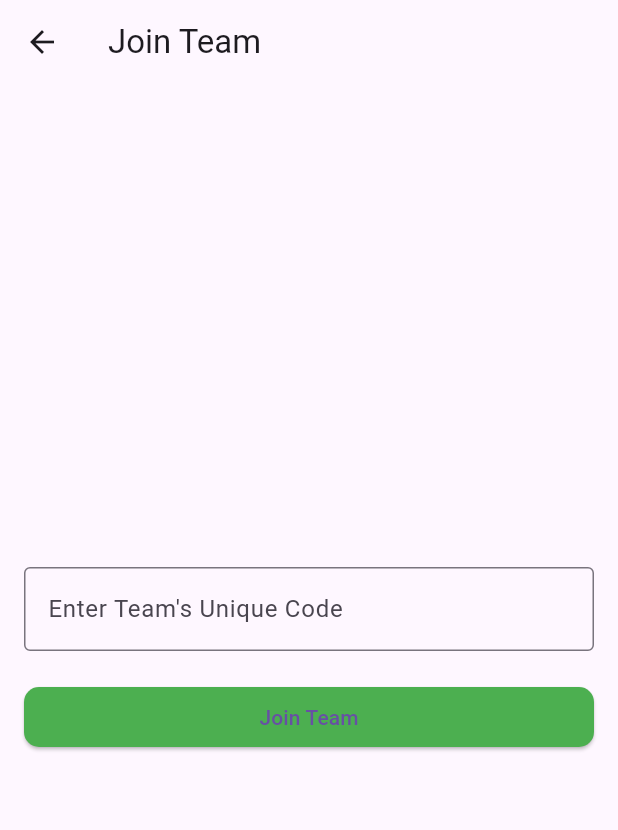
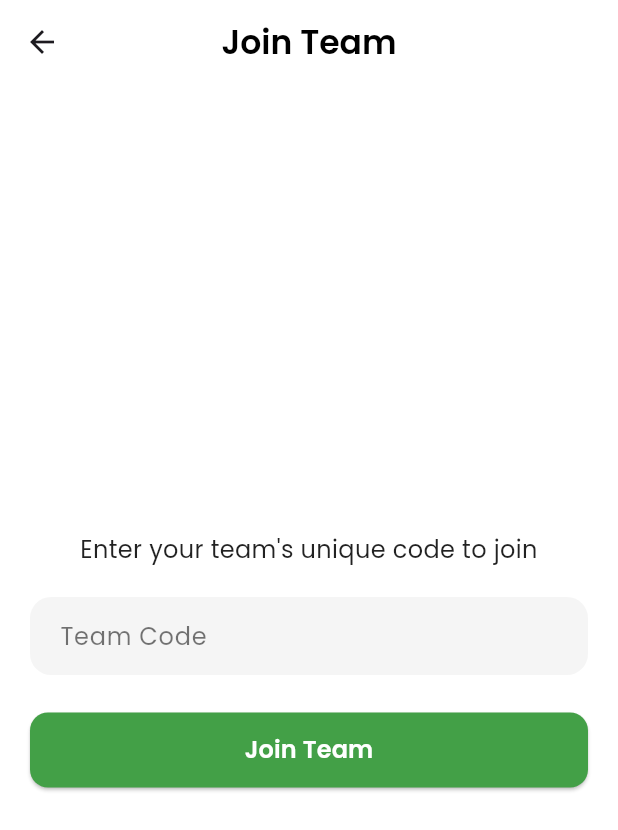
Before and after one commit to Peehu1308/Pixel, a Flutter app: the JoinTeam screen opened directly with empty values, on a phone screen of 412 x 824 dp. Shown: the top 830 px of the screen. Run offline on Flutter 3.47's test engine with Material 3 defaults, Android fonts, the phone set to English and light mode, and no system bars; our stand-ins replace animated_text_kit, flutter_rating_bar, google_fonts, image_picker, share_plus, supabase_flutter and 1 more; missing offline and left inert: amplify_auth_cognito, amplify_flutter, docx_template, encrypt; accounts and stored records are empty.

Commit message:
Update Jointeam.dart

```diff
--- a/lib/Screens/Jointeam.dart
+++ b/lib/Screens/Jointeam.dart
@@ -1,4 +1,5 @@
 import 'package:flutter/material.dart';
+import 'package:google_fonts/google_fonts.dart';
 import 'package:pixel/Screens/event.dart';
 import 'package:supabase_flutter/supabase_flutter.dart';
 
@@ -12,6 +13,7 @@ class JoinTeam extends StatefulWidget {
 
 class _JoinTeamState extends State<JoinTeam> {
   final TextEditingController _uniquecode = TextEditingController();
+
   Future<void> jointeam() async {
     final supabase = Supabase.instance.client;
     final inputcode = _uniquecode.text.trim();
@@ -25,7 +27,7 @@ class _JoinTeamState extends State<JoinTeam> {
 
       if (response.isEmpty) {
         ScaffoldMessenger.of(context).showSnackBar(
-          const SnackBar(content: Text('Invalid team code')),
+          const SnackBar(content: Text('❌ Invalid team code')),
         );
         return;
       }
@@ -33,7 +35,7 @@ class _JoinTeamState extends State<JoinTeam> {
       List<dynamic> currentMember = response['Members'];
       if (currentMember.contains(widget.email)) {
         ScaffoldMessenger.of(context).showSnackBar(
-          SnackBar(content: Text('You are already in the team')),
+          const SnackBar(content: Text('⚠️ You are already in the team')),
         );
         return;
       }
@@ -46,7 +48,8 @@ class _JoinTeamState extends State<JoinTeam> {
 
       if (!mounted) return;
       ScaffoldMessenger.of(context).showSnackBar(
-          SnackBar(content: const Text('Successfully joined the team')));
+        const SnackBar(content: Text('🎉 Successfully joined the team')),
+      );
       Navigator.push(
         context,
         MaterialPageRoute(
@@ -54,7 +57,7 @@ class _JoinTeamState extends State<JoinTeam> {
       );
     } catch (e) {
       ScaffoldMessenger.of(context).showSnackBar(
-        SnackBar(content: Text('Error:${e.toString()}')),
+        SnackBar(content: Text('Error: ${e.toString()}')),
       );
     }
   }
@@ -62,34 +65,80 @@ class _JoinTeamState extends State<JoinTeam> {
   @override
   Widget build(BuildContext context) {
     return Scaffold(
+      backgroundColor: Colors.white,
       appBar: AppBar(
-        title: Text('Join Team'),
+        elevation: 0,
+        backgroundColor: Colors.white,
+        centerTitle: true,
+        title: Text(
+          "Join Team",
+          style: GoogleFonts.poppins(
+            color: Colors.black,
+            fontWeight: FontWeight.w600,
           ),
-      body: Padding(padding:
-      EdgeInsets.all(16),
+        ),
+      ),
+      body: Center(
+        child: SingleChildScrollView(
+          padding: const EdgeInsets.all(20),
           child: Column(
-        mainAxisAlignment: MainAxisAlignment.center,
             children: [
+              Text(
+                "Enter your team's unique code to join",
+                style: GoogleFonts.poppins(
+                  fontSize: 16,
+                  color: Colors.black87,
+                ),
+                textAlign: TextAlign.center,
+              ),
+              const SizedBox(height: 20),
+
+              // Input field
               TextField(
                 controller: _uniquecode,
-            decoration: const InputDecoration(
-                labelText: "Enter Team's Unique Code",
-                border: OutlineInputBorder(),
+                style: GoogleFonts.poppins(),
+                decoration: InputDecoration(
+                  labelText: "Team Code",
+                  labelStyle: GoogleFonts.poppins(color: Colors.black54),
+                  filled: true,
+                  fillColor: Colors.grey.shade100,
+                  border: OutlineInputBorder(
+                    borderRadius: BorderRadius.circular(14),
+                    borderSide: BorderSide.none,
+                  ),
+                  contentPadding:
+                      const EdgeInsets.symmetric(horizontal: 16, vertical: 14),
                 ),
               ),
-          const SizedBox(height:20),
+
+              const SizedBox(height: 25),
+
+              // Join Button
               SizedBox(
                 width: double.infinity,
-            child: ElevatedButton(onPressed: jointeam,
-            child:Text('Join Team'),
+                height: 50,
+                child: ElevatedButton(
+                  onPressed: jointeam,
                   style: ElevatedButton.styleFrom(
-                  backgroundColor: Colors.green,
+                    backgroundColor: Colors.green.shade600,
                     shape: RoundedRectangleBorder(
-                      borderRadius: BorderRadius.circular(10)),
-                ),),
-          )
+                      borderRadius: BorderRadius.circular(12),
+                    ),
+                  ),
+                  child: Text(
+                    "Join Team",
+                    style: GoogleFonts.poppins(
+                      fontSize: 16,
+                      color: Colors.white,
+                      fontWeight: FontWeight.w600,
+                    ),
+                  ),
+                ),
+              ),
             ],
-      ),),
+          ),
+        ),
+      ),
     );
   }
 }
```
Lines whose indentation alone changed are shown as unchanged.
